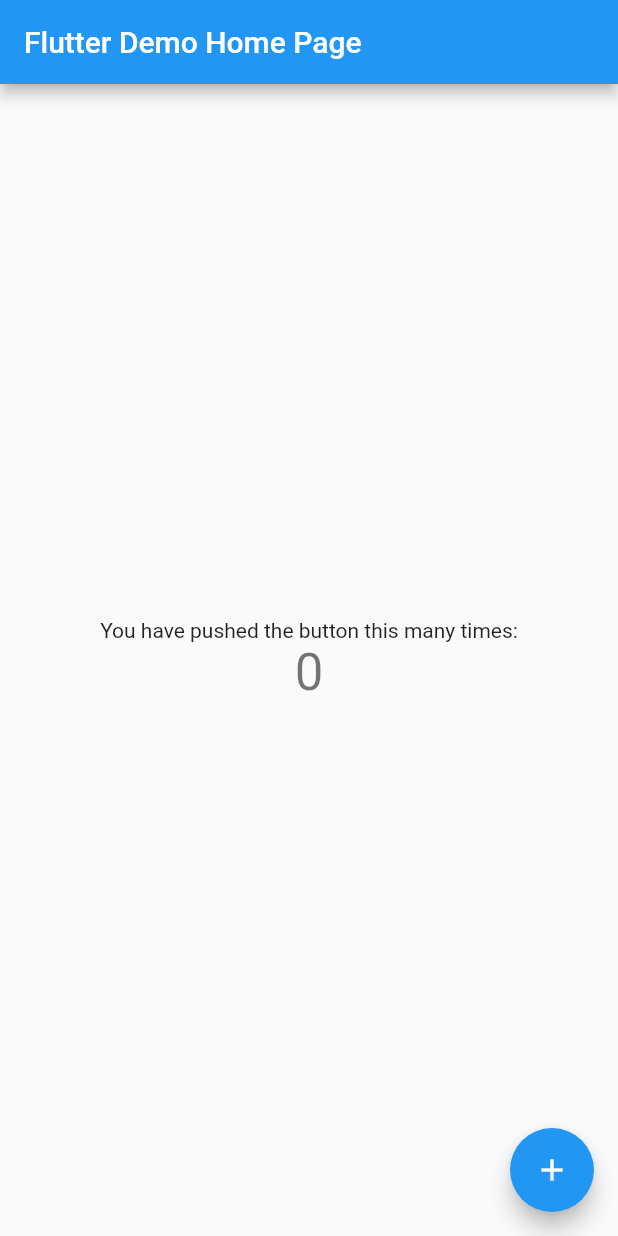
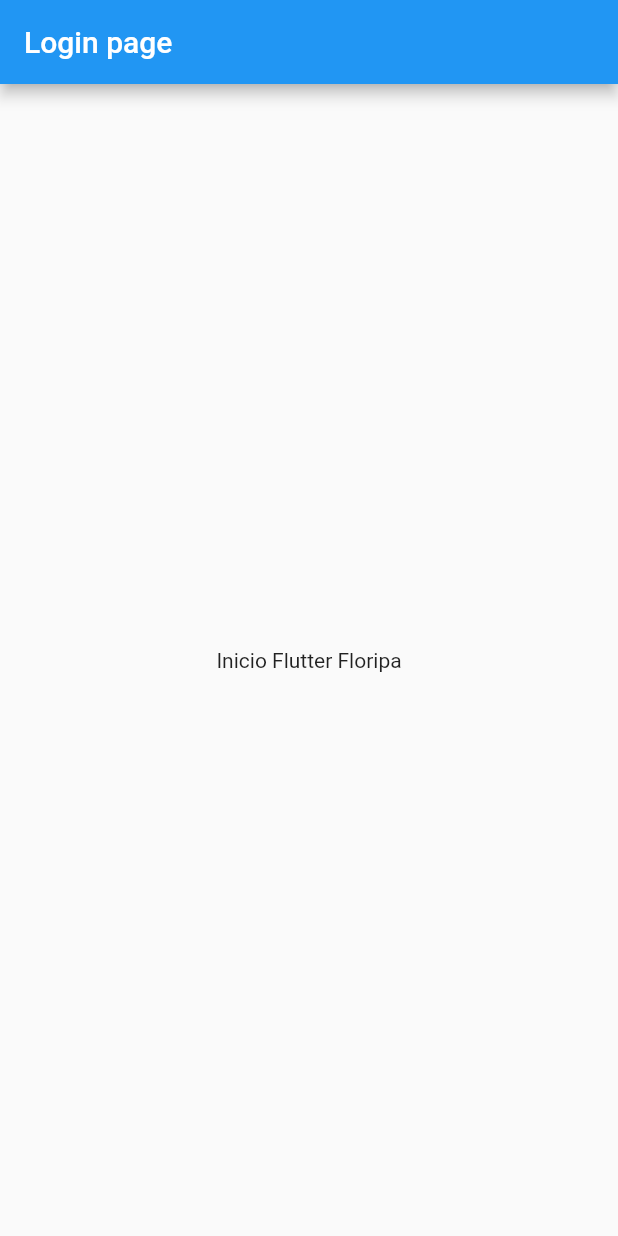
Before and after one commit to FilipeH14/flutter_floripa, a Flutter app: the screen it shows after launch, on a phone screen of 412 x 824 dp. Run offline on Flutter 3.47's test engine with Material 2 defaults, Android fonts, the phone set to English and light mode, and no system bars.

```diff
--- /dev/null
+++ b/lib/app/floripa_init.dart
@@ -0,0 +1,18 @@
+import 'package:flutter/material.dart';
+import 'package:flutter_floripa/app/modules/auth/login/login_page.dart';
+import 'package:flutter_floripa/app/modules/floripa_app_module.dart';
+
+class FloripaInit extends StatelessWidget {
+  const FloripaInit({Key? key}) : super(key: key);
+
+  @override
+  Widget build(BuildContext context) {
+    return const FloripaAppModule(
+      child: MaterialApp(
+        title: 'Flutter Floripa',
+        debugShowCheckedModeBanner: false,
+        home: LoginPage(),
+      ),
+    );
+  }
+}
--- /dev/null
+++ b/lib/app/modules/auth/auth_module.dart
@@ -0,0 +1,3 @@
+class AuthModule {
+
+}
--- /dev/null
+++ b/lib/app/modules/auth/login/login_page.dart
@@ -0,0 +1,15 @@
+import 'package:flutter/material.dart';
+
+class LoginPage extends StatelessWidget {
+  const LoginPage({Key? key}) : super(key: key);
+
+  @override
+  Widget build(BuildContext context) {
+    return Scaffold(
+      appBar: AppBar(title: const Text('Login page')),
+      body: const Center(
+        child: Text('Inicio Flutter Floripa'),
+      ),
+    );
+  }
+}
--- /dev/null
+++ b/lib/app/modules/floripa_app_module.dart
@@ -0,0 +1,21 @@
+import 'package:flutter/material.dart';
+import 'package:provider/provider.dart';
+
+class FloripaAppModule extends StatelessWidget {
+  final Widget child;
+
+  const FloripaAppModule({
+    required this.child,
+    Key? key,
+  }) : super(key: key);
+
+  @override
+  Widget build(BuildContext context) {
+    return MultiProvider(
+      providers: [
+        Provider(create: (_) => Object()),
+      ],
+      child: child,
+    );
+  }
+}
--- a/lib/main.dart
+++ b/lib/main.dart
@@ -1,68 +1,6 @@
 import 'package:flutter/material.dart';
+import 'package:flutter_floripa/app/floripa_init.dart';
 
 void main() {
-  runApp(const MyApp());
+  runApp(const FloripaInit());
 }
-
-class MyApp extends StatelessWidget {
-  const MyApp({super.key});
-
-  // This widget is the root of your application.
-  @override
-  Widget build(BuildContext context) {
-    return MaterialApp(
-      title: 'Flutter Demo',
-      theme: ThemeData(
-        primarySwatch: Colors.blue,
-      ),
-      home: const MyHomePage(title: 'Flutter Demo Home Page'),
-    );
-  }
-}
-
-class MyHomePage extends StatefulWidget {
-  const MyHomePage({super.key, required this.title});
-
-  final String title;
-
-  @override
-  State<MyHomePage> createState() => _MyHomePageState();
-}
-
-class _MyHomePageState extends State<MyHomePage> {
-  int _counter = 0;
-
-  void _incrementCounter() {
-    setState(() {
-      _counter++;
-    });
-  }
-
-  @override
-  Widget build(BuildContext context) {
-    return Scaffold(
-      appBar: AppBar(
-        title: Text(widget.title),
-      ),
-      body: Center(
-        child: Column(
-          mainAxisAlignment: MainAxisAlignment.center,
-          children: <Widget>[
-            const Text(
-              'You have pushed the button this many times:',
-            ),
-            Text(
-              '$_counter',
-              style: Theme.of(context).textTheme.headline4,
-            ),
-          ],
-        ),
-      ),
-      floatingActionButton: FloatingActionButton(
-        onPressed: _incrementCounter,
-        tooltip: 'Increment',
-        child: const Icon(Icons.add),
-      ), // This trailing comma makes auto-formatting nicer for build methods.
-    );
-  }
-}
--- a/pubspec.yaml
+++ b/pubspec.yaml
@@ -32,6 +32,7 @@ dependencies:
   flutter:
     sdk: flutter
   flutter_feather_icons: ^2.0.0+1
+  provider: ^6.0.5
 
 
   # The following adds the Cupertino Icons font to your application.
```
Also changed, not shown: pubspec.lock.
